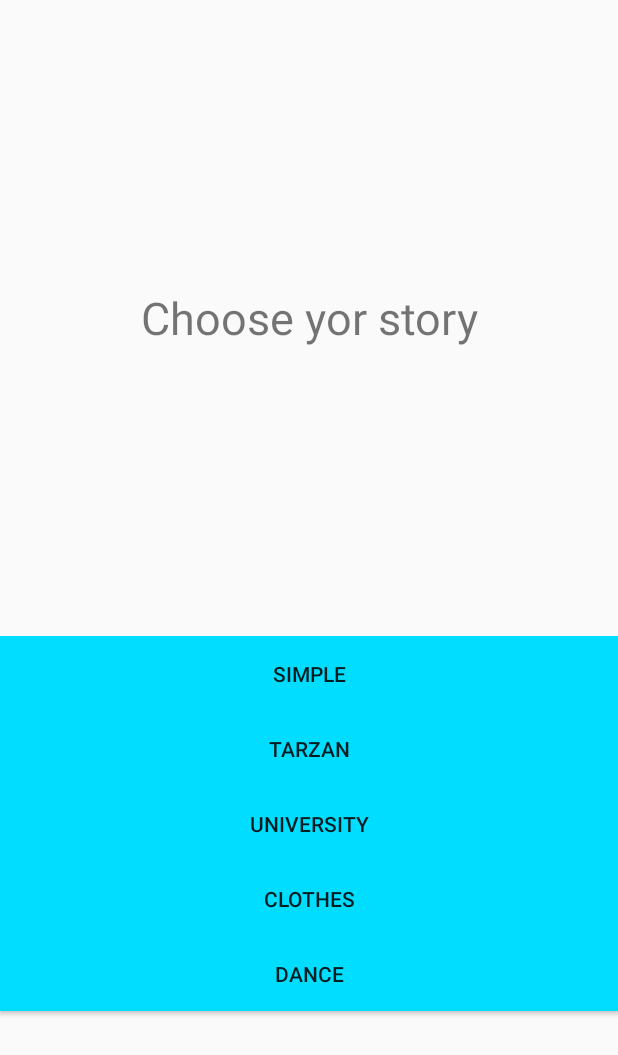
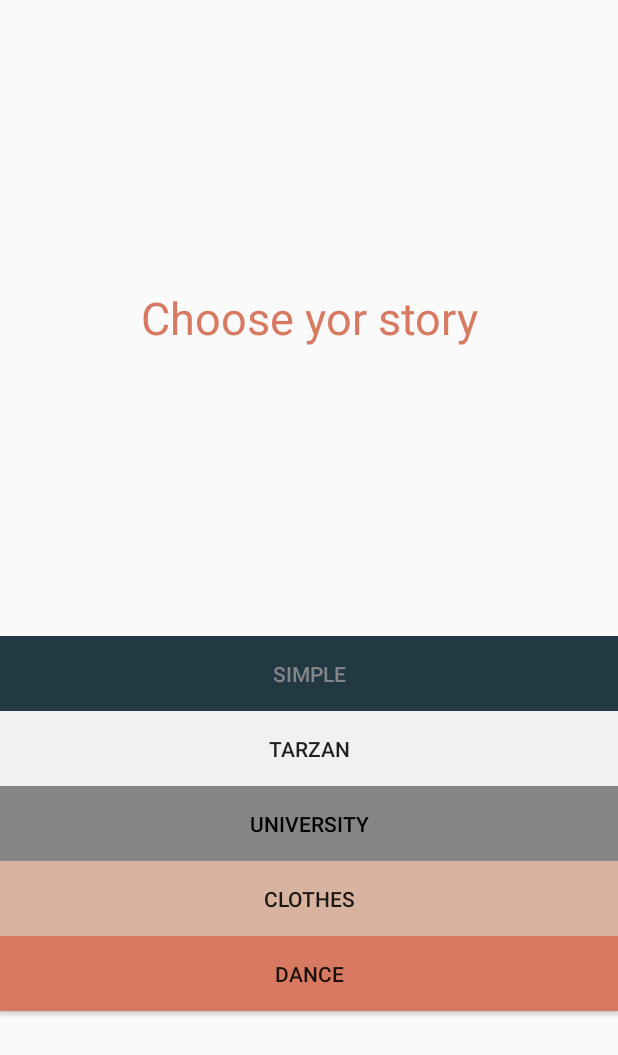
Before and after one commit to MyrtheMoring/madlibs, an Android app: the layout activity_storyform.xml on its own in the app's theme, with its tools: preview values and no code run, on a phone screen of 412 x 824 dp. Shown: the top 1055 px of the screen. Run offline under Robolectric (Android 15) with nearby library versions, the phone set to English and light mode, and no system bars.

Commit message:
Final commit

```diff
--- a/app/src/main/res/layout-land/activity_storyform.xml
+++ b/app/src/main/res/layout-land/activity_storyform.xml
@@ -7,33 +7,34 @@
     <TextView
         android:id="@+id/textlist"
         android:layout_width="match_parent"
-        android:layout_height="50dp"
+        android:layout_height="100dp"
         android:layout_gravity="center"
-        android:layout_margin="20dp"
+        android:layout_weight="1"
         android:gravity="center"
         android:text="Choose yor story"
+        android:textColor="#D77A61"
         android:textSize="30sp" />
 
     <LinearLayout
         android:id="@+id/stories"
         android:layout_width="match_parent"
-        android:layout_height="400dp"
-        android:layout_marginBottom="10dp"
+        android:layout_height="250dp"
         android:orientation="vertical">
 
         <Button
             android:id="@+id/simple"
             android:layout_width="match_parent"
             android:layout_height="50dp"
-            android:background="@android:color/holo_blue_bright"
+            android:background="#223843"
             android:onClick="storyButton"
-            android:text="Simple" />
+            android:text="Simple"
+            android:textColor="#848587" />
 
         <Button
             android:id="@+id/tarzan"
             android:layout_width="match_parent"
             android:layout_height="50dp"
-            android:background="@android:color/holo_blue_bright"
+            android:background="#EFF1F3"
             android:onClick="storyButton"
             android:text="Tarzan" />
 
@@ -41,15 +42,16 @@
             android:id="@+id/university"
             android:layout_width="match_parent"
             android:layout_height="50dp"
-            android:background="@android:color/holo_blue_bright"
+            android:background="#848587"
             android:onClick="storyButton"
-            android:text="University" />
+            android:text="University"
+            android:textColor="@android:color/background_dark" />
 
         <Button
             android:id="@+id/clothes"
             android:layout_width="match_parent"
             android:layout_height="50dp"
-            android:background="@android:color/holo_blue_bright"
+            android:background="#D8B4A0"
             android:onClick="storyButton"
             android:text="Clothes" />
 
@@ -57,7 +59,7 @@
             android:id="@+id/dance"
             android:layout_width="match_parent"
             android:layout_height="50dp"
-            android:background="@android:color/holo_blue_bright"
+            android:background="#D77A61"
             android:onClick="storyButton"
             android:text="Dance" />
     </LinearLayout>
--- a/app/src/main/res/layout/activity_storyform.xml
+++ b/app/src/main/res/layout/activity_storyform.xml
@@ -12,6 +12,7 @@
         android:layout_weight="1"
         android:gravity="center"
         android:text="Choose yor story"
+        android:textColor="#D77A61"
         android:textSize="30sp" />
 
     <LinearLayout
@@ -24,15 +25,16 @@
             android:id="@+id/simple"
             android:layout_width="match_parent"
             android:layout_height="50dp"
-            android:background="@android:color/holo_blue_bright"
+            android:background="#223843"
             android:onClick="storyButton"
-            android:text="Simple" />
+            android:text="Simple"
+            android:textColor="#848587" />
 
         <Button
             android:id="@+id/tarzan"
             android:layout_width="match_parent"
             android:layout_height="50dp"
-            android:background="@android:color/holo_blue_bright"
+            android:background="#EFF1F3"
             android:onClick="storyButton"
             android:text="Tarzan" />
 
@@ -40,15 +42,16 @@
             android:id="@+id/university"
             android:layout_width="match_parent"
             android:layout_height="50dp"
-            android:background="@android:color/holo_blue_bright"
+            android:background="#848587"
             android:onClick="storyButton"
-            android:text="University" />
+            android:text="University"
+            android:textColor="@android:color/background_dark" />
 
         <Button
             android:id="@+id/clothes"
             android:layout_width="match_parent"
             android:layout_height="50dp"
-            android:background="@android:color/holo_blue_bright"
+            android:background="#D8B4A0"
             android:onClick="storyButton"
             android:text="Clothes" />
 
@@ -56,7 +59,7 @@
             android:id="@+id/dance"
             android:layout_width="match_parent"
             android:layout_height="50dp"
-            android:background="@android:color/holo_blue_bright"
+            android:background="#D77A61"
             android:onClick="storyButton"
             android:text="Dance" />
     </LinearLayout>
```
Also changed, not shown: app/src/main/java/com/example/madlibs/FIlledStoryActivity.java (renamed from app/src/main/java/com/example/madlibs/FIlledStory.java, +5 -2 lines), app/src/main/java/com/example/madlibs/FillFormActivity.java (renamed from app/src/main/java/com/example/madlibs/FillForm.java, +5 -3 lines), app/src/main/java/com/example/madlibs/MainActivity.java (+2 -12 lines), app/src/main/java/com/example/madlibs/Story.java (+7 -5 lines), app/src/main/java/com/example/madlibs/StoryFormActivity.java (renamed from app/src/main/java/com/example/madlibs/StoryForm.java, +4 -9 lines), app/src/main/res/layout/activity_fill_form.xml (+10 -2 lines), app/src/main/res/layout/activity_filled_story.xml (+7 -2 lines).
